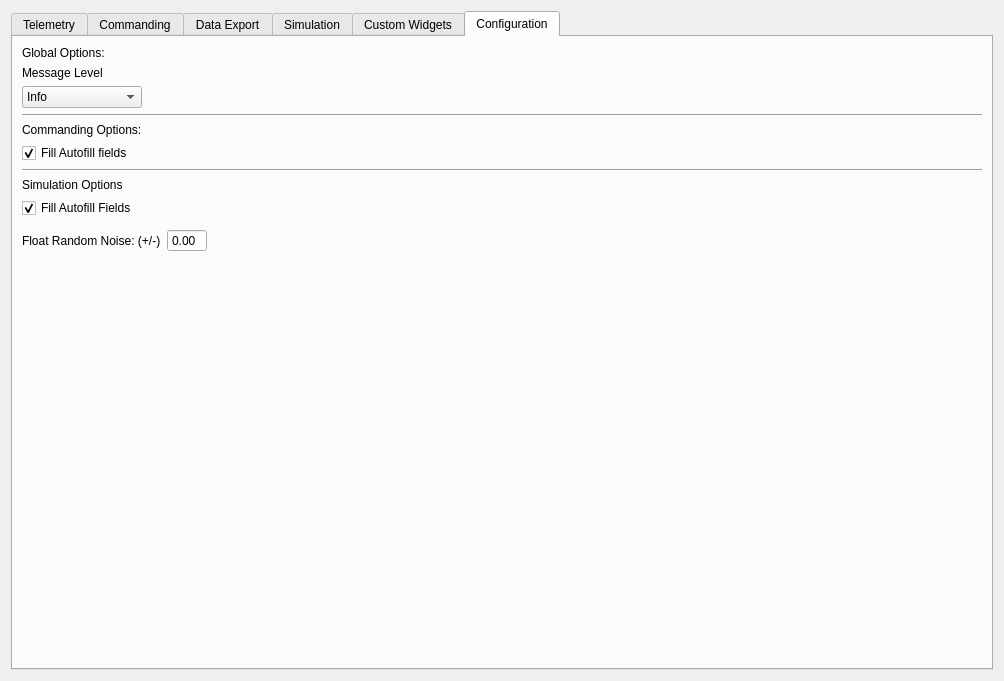
First picture: the form in apps/main/ui/main.ui, repository sudozer/dex, before the edit.
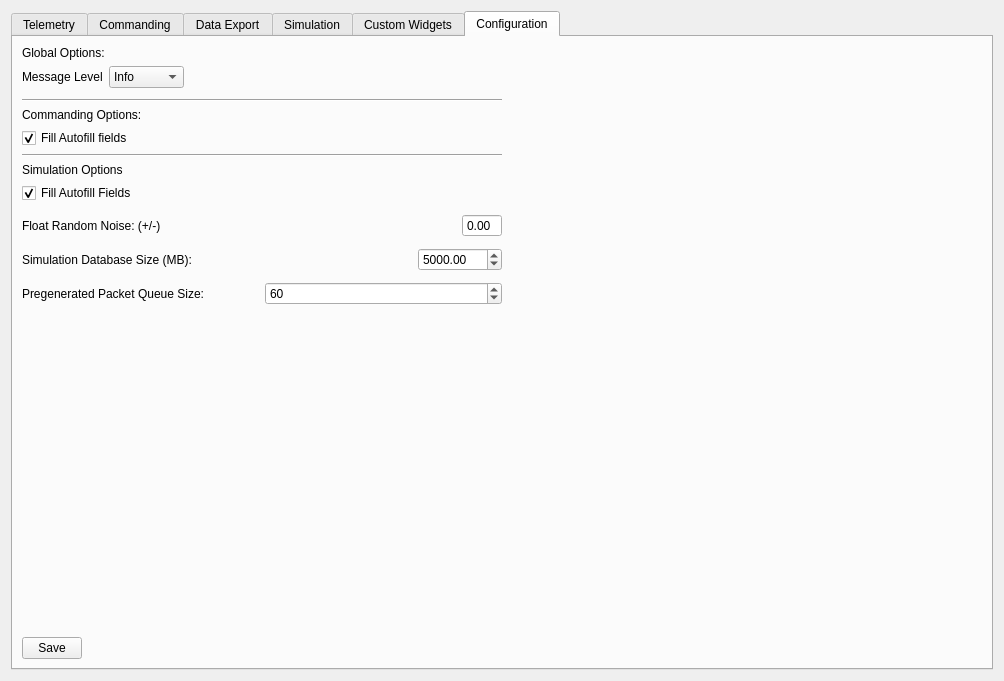
Second picture: the form after the edit. The open tabs and pages were chosen to show the change.

Diff of the .ui file:
```diff
--- a/apps/main/ui/main.ui
+++ b/apps/main/ui/main.ui
@@ -958,44 +958,64 @@
                 </widget>
                </item>
                <item>
-                <widget class="QLabel" name="label_22">
-                 <property name="text">
-                  <string>Message Level</string>
+                <layout class="QHBoxLayout" name="horizontalLayout_29">
+                 <property name="bottomMargin">
+                  <number>5</number>
                  </property>
-                </widget>
-               </item>
-               <item>
-                <widget class="QComboBox" name="comboBox">
-                 <property name="maximumSize">
-                  <size>
-                   <width>120</width>
-                   <height>16777215</height>
-                  </size>
-                 </property>
-                 <property name="toolTip">
-                  <string>Alter the verbosity of log messages</string>
-                 </property>
                  <item>
-                  <property name="text">
-                   <string>Info</string>
-                  </property>
+                  <widget class="QLabel" name="label_22">
+                   <property name="text">
+                    <string>Message Level</string>
+                   </property>
+                  </widget>
                  </item>
                  <item>
-                  <property name="text">
-                   <string>Warning</string>
-                  </property>
+                  <widget class="QComboBox" name="messageLevelBox">
+                   <property name="maximumSize">
+                    <size>
+                     <width>120</width>
+                     <height>16777215</height>
+                    </size>
+                   </property>
+                   <property name="toolTip">
+                    <string>Alter the verbosity of log messages</string>
+                   </property>
+                   <item>
+                    <property name="text">
+                     <string>Info</string>
+                    </property>
+                   </item>
+                   <item>
+                    <property name="text">
+                     <string>Warning</string>
+                    </property>
+                   </item>
+                   <item>
+                    <property name="text">
+                     <string>Error</string>
+                    </property>
+                   </item>
+                   <item>
+                    <property name="text">
+                     <string>Debug</string>
+                    </property>
+                   </item>
+                  </widget>
                  </item>
                  <item>
-                  <property name="text">
-                   <string>Error</string>
-                  </property>
+                  <spacer name="horizontalSpacer_8">
+                   <property name="orientation">
+                    <enum>Qt::Horizontal</enum>
+                   </property>
+                   <property name="sizeHint" stdset="0">
+                    <size>
+                     <width>40</width>
+                     <height>20</height>
+                    </size>
+                   </property>
+                  </spacer>
                  </item>
-                 <item>
-                  <property name="text">
-                   <string>Debug</string>
-                  </property>
-                 </item>
-                </widget>
+                </layout>
                </item>
                <item>
                 <widget class="Line" name="line_3">
@@ -1056,6 +1076,9 @@
                  <property name="topMargin">
                   <number>5</number>
                  </property>
+                 <property name="bottomMargin">
+                  <number>5</number>
+                 </property>
                  <item>
                   <widget class="QLabel" name="label_24">
                    <property name="text">
@@ -1064,7 +1087,20 @@
                   </widget>
                  </item>
                  <item>
-                  <widget class="QDoubleSpinBox" name="doubleSpinBox">
+                  <spacer name="horizontalSpacer_7">
+                   <property name="orientation">
+                    <enum>Qt::Horizontal</enum>
+                   </property>
+                   <property name="sizeHint" stdset="0">
+                    <size>
+                     <width>40</width>
+                     <height>20</height>
+                    </size>
+                   </property>
+                  </spacer>
+                 </item>
+                 <item>
+                  <widget class="QDoubleSpinBox" name="simulationFloatNoise">
                    <property name="maximumSize">
                     <size>
                      <width>40</width>
@@ -1082,8 +1118,22 @@
                    </property>
                   </widget>
                  </item>
+                </layout>
+               </item>
+               <item>
+                <layout class="QHBoxLayout" name="horizontalLayout_30">
+                 <property name="bottomMargin">
+                  <number>5</number>
+                 </property>
                  <item>
-                  <spacer name="horizontalSpacer_7">
+                  <widget class="QLabel" name="label_25">
+                   <property name="text">
+                    <string>Simulation Database Size (MB):</string>
+                   </property>
+                  </widget>
+                 </item>
+                 <item>
+                  <spacer name="horizontalSpacer_9">
                    <property name="orientation">
                     <enum>Qt::Horizontal</enum>
                    </property>
@@ -1094,6 +1144,49 @@
                     </size>
                    </property>
                   </spacer>
+                 </item>
+                 <item>
+                  <widget class="QDoubleSpinBox" name="simulationDatabaseSizeBox">
+                   <property name="toolTip">
+                    <string>Simulated data gets written to the simulation mission database.  Set how large this database can get before the oldest telemetry starts getting deleted.</string>
+                   </property>
+                   <property name="maximum">
+                    <double>100000.000000000000000</double>
+                   </property>
+                   <property name="singleStep">
+                    <double>0.500000000000000</double>
+                   </property>
+                   <property name="value">
+                    <double>5000.000000000000000</double>
+                   </property>
+                  </widget>
+                 </item>
+                </layout>
+               </item>
+               <item>
+                <layout class="QHBoxLayout" name="horizontalLayout_31">
+                 <property name="bottomMargin">
+                  <number>6</number>
+                 </property>
+                 <item>
+                  <widget class="QLabel" name="label_26">
+                   <property name="text">
+                    <string>Pregenerated Packet Queue Size:</string>
+                   </property>
+                  </widget>
+                 </item>
+                 <item>
+                  <widget class="QSpinBox" name="simPregeneratedPacketsBox">
+                   <property name="toolTip">
+                    <string>Number of packets to pregenerate when running a simulation.  Larger numbers will cause the simulation to take longer to begin, smaller numbers may cause the simulation to bog down.</string>
+                   </property>
+                   <property name="maximum">
+                    <number>200</number>
+                   </property>
+                   <property name="value">
+                    <number>60</number>
+                   </property>
+                  </widget>
                  </item>
                 </layout>
                </item>
@@ -1113,12 +1206,42 @@
               </layout>
              </item>
              <item>
-              <layout class="QVBoxLayout" name="verticalLayout_17"/>
+              <layout class="QVBoxLayout" name="verticalLayout_17">
+               <property name="leftMargin">
+                <number>4</number>
+               </property>
+               <item>
+                <spacer name="horizontalSpacer_10">
+                 <property name="orientation">
+                  <enum>Qt::Horizontal</enum>
+                 </property>
+                 <property name="sizeHint" stdset="0">
+                  <size>
+                   <width>40</width>
+                   <height>20</height>
+                  </size>
+                 </property>
+                </spacer>
+               </item>
+              </layout>
              </item>
             </layout>
            </item>
           </layout>
          </item>
+         <item>
+          <widget class="QPushButton" name="saveButton">
+           <property name="maximumSize">
+            <size>
+             <width>60</width>
+             <height>16777215</height>
+            </size>
+           </property>
+           <property name="text">
+            <string>Save</string>
+           </property>
+          </widget>
+         </item>
         </layout>
        </widget>
       </widget>
```
Left out of the diff: 33 changed lines with no effect on the pictures.
